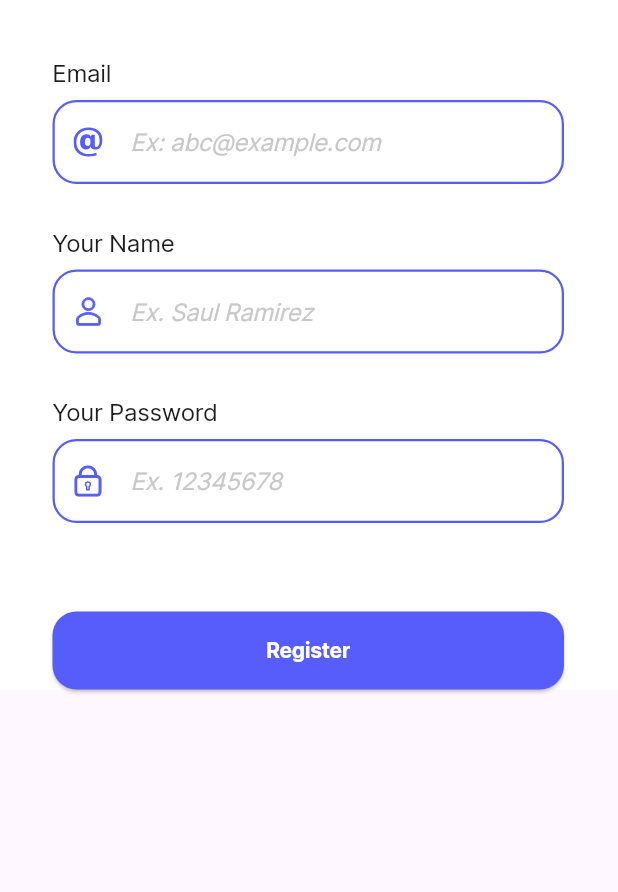
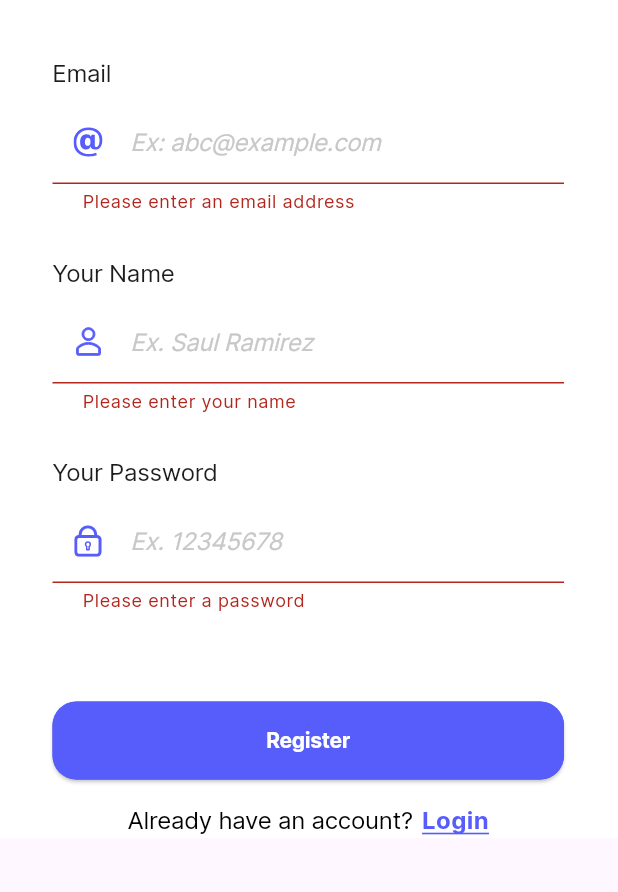
Before and after one commit to onaya7/DoItNow, a Flutter app: the RegisterPage screen opened by its route, after a tap on "Register", on a phone screen of 412 x 824 dp, the part 344-1236 px from its top. Run offline on Flutter 3.47's test engine with Material 3 defaults, Android fonts, the phone set to English and light mode, and no system bars; our stand-ins replace flutter_svg.

Commit message:
feat: added form validation errors

```diff
--- a/lib/pages/auth/register_page.dart
+++ b/lib/pages/auth/register_page.dart
@@ -1,6 +1,9 @@
 import 'package:doitnow/utils/colors/color_constant.dart';
+import 'package:doitnow/utils/components/already_have.dart';
+import 'package:doitnow/utils/components/button.dart';
 import 'package:doitnow/utils/components/text_input_field.dart';
 import 'package:doitnow/utils/constants/constant.dart';
+import 'package:doitnow/utils/validators/validators.dart';
 import 'package:flutter/material.dart';
 import 'package:flutter_svg/flutter_svg.dart';
 
@@ -12,7 +15,7 @@ class RegisterPage extends StatefulWidget {
 }
 
 class RegisterPageState extends State<RegisterPage> {
-  final GlobalKey formKey = GlobalKey<FormState>();
+  final GlobalKey<FormState> _formKey = GlobalKey<FormState>();
   final TextEditingController _nameController = TextEditingController();
   final TextEditingController _emailController = TextEditingController();
   final TextEditingController _passwordController = TextEditingController();
@@ -38,11 +41,6 @@ class RegisterPageState extends State<RegisterPage> {
     _emailFocusNode.dispose();
     _passwordFocusNode.dispose();
     super.dispose();
-  }
-
-  void _shiftFocus(FocusNode currentFocus, FocusNode nextFocus) {
-    currentFocus.unfocus();
-    FocusScope.of(context).requestFocus(nextFocus);
   }
 
   @override
@@ -121,7 +119,7 @@ class RegisterPageState extends State<RegisterPage> {
               height: 38,
             ),
             Form(
-                key: formKey,
+                key: _formKey,
                 child: Column(
                   children: <Widget>[
                     Column(
@@ -146,7 +144,9 @@ class RegisterPageState extends State<RegisterPage> {
                           hintText: 'Ex: abc@example.com',
                           obscureText: false,
                           action: TextInputAction.next,
-                          // requestFocus: nameFocus,
+                          validator: (value) {
+                            return Validators.validateEmail(value);
+                          },
                         ),
                         const SizedBox(
                           height: 28,
@@ -170,6 +170,9 @@ class RegisterPageState extends State<RegisterPage> {
                           hintText: 'Ex. Saul Ramirez',
                           obscureText: false,
                           action: TextInputAction.next,
+                          validator: (value) {
+                            return Validators.validateName(value);
+                          },
                         ),
                         const SizedBox(
                           height: 28,
@@ -186,58 +189,24 @@ class RegisterPageState extends State<RegisterPage> {
                           height: 6,
                         ),
                         TextInputField(
-                            controller: _passwordController,
-                            currentFocus: _passwordFocusNode,
-                            iconPath: 'assets/images/lock.svg',
-                            hintText: 'Ex. 12345678',
-                            action: TextInputAction.done,
-                            obscureText: true),
+                          controller: _passwordController,
+                          currentFocus: _passwordFocusNode,
+                          iconPath: 'assets/images/lock.svg',
+                          hintText: 'Ex. 12345678',
+                          action: TextInputAction.done,
+                          obscureText: true,
+                          validator: (value) {
+                            return Validators.validatePassword(value);
+                          },
+                        ),
                         const SizedBox(
                           height: 59,
                         ),
-                        SizedBox(
-                          width: Constants.deviceMaxWidth(context),
-                          child: ElevatedButton(
-                            style: ButtonStyle(
-                                padding: MaterialStateProperty.all<EdgeInsets>(
-                                    const EdgeInsets.symmetric(
-                                  vertical: 16,
-                                )),
-                                backgroundColor:
-                                    MaterialStateProperty.all<Color>(
-                                        ColorConstants.deepBlueColor),
-                                shape: MaterialStateProperty.all<
-                                        RoundedRectangleBorder>(
-                                    RoundedRectangleBorder(
-                                  borderRadius: BorderRadius.circular(16.0),
-                                ))),
-                            onPressed: () {},
-                            child: Text(
-                              "Register",
-                              style: TextStyle(
-                                  letterSpacing: -0.18,
-                                  fontWeight: FontWeight.w700,
-                                  color: ColorConstants.plainWhiteColor),
-                            ),
-                          ),
+                        Button(buttonName: 'Register', formKey: _formKey),
+                        const SizedBox(
+                          height: 16,
                         ),
-
-                        // child: Container(
-                        //   width: Constants.deviceMaxWidth(context),
-                        //   alignment: Alignment.center,
-                        //   padding: const EdgeInsets.symmetric(vertical: 16),
-                        //   decoration: ShapeDecoration(
-                        //       color: ColorConstants.deepBlueColor,
-                        //       shape: RoundedRectangleBorder(
-                        //           borderRadius: BorderRadius.circular(16))),
-                        // child: Text("Register",
-
-                        // style: TextStyle(
-
-                        //   letterSpacing: -0.18,
-                        //   fontWeight: FontWeight.w700,
-                        //   color: ColorConstants.plainWhiteColor
-                        // ),),
+                        const AlreadyHave(authName: 'Login')
                       ],
                     )
                   ],
--- a/lib/pages/auth/welcome_page.dart
+++ b/lib/pages/auth/welcome_page.dart
@@ -1,4 +1,5 @@
 import 'package:doitnow/utils/colors/color_constant.dart';
+import 'package:doitnow/utils/components/already_have.dart';
 import 'package:doitnow/utils/constants/constant.dart';
 import 'package:flutter/material.dart';
 import 'package:flutter_svg/flutter_svg.dart';
@@ -162,41 +163,7 @@ class WelcomePage extends StatelessWidget {
                         ),
                       ),
                       const SizedBox(height: 24),
-                      SizedBox(
-                        width: Constants.deviceMaxWidth(context),
-                        child: Row(
-                          mainAxisAlignment: MainAxisAlignment.center,
-                          children: [
-                            Text(
-                              'Already have an account?',
-                              style: TextStyle(
-                                color: ColorConstants.plainBlackColor,
-                                fontSize: 16,
-                                fontWeight: FontWeight.w400,
-                                letterSpacing: -0.18,
-                              ),
-                            ),
-                            const SizedBox(
-                              width: 6,
-                            ),
-                            GestureDetector(
-                              onTap: () {
-                                debugPrint('Login user');
-                              },
-                              child: Text(
-                                'Login',
-                                style: TextStyle(
-                                    color: ColorConstants.deepBlueColor,
-                                    fontSize: 16,
-                                    fontWeight: FontWeight.w700,
-                                    decoration: TextDecoration.underline,
-                                    decorationColor:
-                                        ColorConstants.deepBlueColor),
-                              ),
-                            ),
-                          ],
-                        ),
-                      )
+                      const AlreadyHave(authName: 'Login')
                     ]),
               ),
             ),
--- /dev/null
+++ b/lib/utils/components/already_have.dart
@@ -0,0 +1,49 @@
+import 'package:doitnow/utils/colors/color_constant.dart';
+import 'package:doitnow/utils/constants/constant.dart';
+import 'package:flutter/material.dart';
+
+class AlreadyHave extends StatelessWidget {
+  final String authName;
+  const AlreadyHave({
+    required this.authName,
+    super.key,
+  });
+
+  @override
+  Widget build(BuildContext context) {
+    return SizedBox(
+      width: Constants.deviceMaxWidth(context),
+      child: Row(
+        mainAxisAlignment: MainAxisAlignment.center,
+        children: [
+          Text(
+            'Already have an account?',
+            style: TextStyle(
+              color: ColorConstants.plainBlackColor,
+              fontSize: 16,
+              fontWeight: FontWeight.w400,
+              letterSpacing: -0.18,
+            ),
+          ),
+          const SizedBox(
+            width: 6,
+          ),
+          GestureDetector(
+            onTap: () {
+              debugPrint('$authName user');
+            },
+            child: Text(
+              authName,
+              style: TextStyle(
+                  color: ColorConstants.deepBlueColor,
+                  fontSize: 16,
+                  fontWeight: FontWeight.w700,
+                  decoration: TextDecoration.underline,
+                  decorationColor: ColorConstants.deepBlueColor),
+            ),
+          ),
+        ],
+      ),
+    );
+  }
+}
--- a/lib/utils/components/button.dart
+++ b/lib/utils/components/button.dart
@@ -0,0 +1,51 @@
+import 'package:doitnow/utils/colors/color_constant.dart';
+import 'package:doitnow/utils/constants/constant.dart';
+import 'package:flutter/material.dart';
+class Button extends StatelessWidget {
+  final String buttonName;
+  final GlobalKey<FormState> formKey;
+  const Button({
+    required this.buttonName,
+    required this.formKey,
+    super.key,
+  });
+
+  @override
+  Widget build(BuildContext context) {
+    return Container(
+      width: Constants.deviceMaxWidth(context),
+      decoration: ShapeDecoration(
+          color: ColorConstants.deepBlueColor,
+          shape:
+              RoundedRectangleBorder(borderRadius: BorderRadius.circular(16))),
+      child: ElevatedButton(
+        style: ButtonStyle(
+            padding: MaterialStateProperty.all<EdgeInsets>(
+                const EdgeInsets.symmetric(
+              vertical: 16,
+            )),
+            backgroundColor:
+                MaterialStateProperty.all<Color>(ColorConstants.deepBlueColor),
+            shape: MaterialStateProperty.all<RoundedRectangleBorder>(
+                RoundedRectangleBorder(
+              borderRadius: BorderRadius.circular(16.0),
+            ))),
+
+        child: Text(
+          buttonName,
+          style: TextStyle(
+              letterSpacing: -0.18,
+              fontWeight: FontWeight.w700,
+              color: ColorConstants.plainWhiteColor),
+        ),
+
+        onPressed: () {
+          if (formKey.currentState!.validate()) {
+
+            debugPrint('Button pressed');
+          }
+        },
+      ),
+    );
+  }
+}
--- a/lib/utils/components/text_input_field.dart
+++ b/lib/utils/components/text_input_field.dart
@@ -10,6 +10,7 @@ class TextInputField extends StatelessWidget {
   final String hintText;
   final bool obscureText;
   final TextInputAction action;
+  final String? Function(String?)? validator;
 
   const TextInputField(
       {required this.controller,
@@ -19,6 +20,7 @@ class TextInputField extends StatelessWidget {
       required this.hintText,
       required this.obscureText,
       required this.action,
+      required this.validator,
       super.key});
 
   @override
@@ -69,12 +71,7 @@ class TextInputField extends StatelessWidget {
           borderRadius: BorderRadius.circular(16),
         ),
       ),
-      validator: (value) {
-        if (controller.text.isEmpty) {
-          return 'Please enter your email';
-        }
-        return null;
-      },
+      validator: validator,
     );
   }
 }
--- /dev/null
+++ b/lib/utils/validators/validators.dart
@@ -0,0 +1,38 @@
+class Validators {
+  static String? validateEmail(String? value) {
+    if (value == null || value.isEmpty) {
+      return 'Please enter an email address';
+    }
+    if (!value.contains('@')) {
+      return 'Please enter a valid email address';
+    }
+    return null;
+  }
+
+  static String? validateName(String? value) {
+    if (value == null || value.isEmpty) {
+      return 'Please enter your name';
+    }
+    return null;
+  }
+
+  static String? validatePassword(String? value) {
+    if (value == null || value.isEmpty) {
+      return 'Please enter a password';
+    }
+    if (value.length < 6) {
+      return 'Password must be at least 6 characters long';
+    }
+    return null;
+  }
+
+  static String? validateConfirmPassword(String? value, String? password) {
+    if (value == null || value.isEmpty) {
+      return 'Please confirm your password';
+    }
+    if (value != password) {
+      return 'Passwords do not match';
+    }
+    return null;
+  }
+}
```
